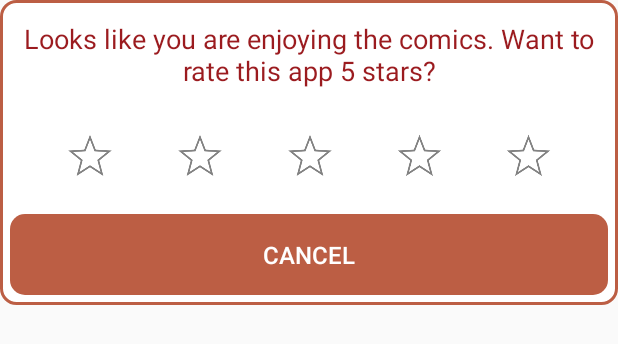
After one commit to hemendra-sharma/ComicReader, an Android app: the layout dialog_rating.xml on its own in the app's theme, with its tools: preview values and no code run, on a phone screen of 412 x 824 dp. The commit adds this screen. Shown: the top 344 px of the screen. Run offline under Robolectric (Android 15) with nearby library versions, the phone set to English and light mode, and no system bars.

Commit message:
Ratings dialog and sharing button.

```diff
--- a/app/build.gradle
+++ b/app/build.gradle
@@ -7,8 +7,8 @@ android {
         applicationId "com.hemendra.comicreader"
         minSdkVersion 23
         targetSdkVersion 28
-        versionCode 14
-        versionName "1.14"
+        versionCode 15
+        versionName "1.15"
         testInstrumentationRunner "android.support.test.runner.AndroidJUnitRunner"
     }
     buildTypes {
--- /dev/null
+++ b/app/src/main/res/drawable/ic_share_black_24dp.xml
@@ -0,0 +1,5 @@
+<vector android:height="24dp" android:tint="#FFFFFF"
+    android:viewportHeight="24.0" android:viewportWidth="24.0"
+    android:width="24dp" xmlns:android="http://schemas.android.com/apk/res/android">
+    <path android:fillColor="#FF000000" android:pathData="M18,16.08c-0.76,0 -1.44,0.3 -1.96,0.77L8.91,12.7c0.05,-0.23 0.09,-0.46 0.09,-0.7s-0.04,-0.47 -0.09,-0.7l7.05,-4.11c0.54,0.5 1.25,0.81 2.04,0.81 1.66,0 3,-1.34 3,-3s-1.34,-3 -3,-3 -3,1.34 -3,3c0,0.24 0.04,0.47 0.09,0.7L8.04,9.81C7.5,9.31 6.79,9 6,9c-1.66,0 -3,1.34 -3,3s1.34,3 3,3c0.79,0 1.5,-0.31 2.04,-0.81l7.12,4.16c-0.05,0.21 -0.08,0.43 -0.08,0.65 0,1.61 1.31,2.92 2.92,2.92 1.61,0 2.92,-1.31 2.92,-2.92s-1.31,-2.92 -2.92,-2.92z"/>
+</vector>
--- /dev/null
+++ b/app/src/main/res/layout/dialog_rating.xml
@@ -0,0 +1,108 @@
+<?xml version="1.0" encoding="utf-8"?>
+<RelativeLayout
+    xmlns:android="http://schemas.android.com/apk/res/android"
+    android:id="@+id/mainRL"
+    android:layout_width="match_parent"
+    android:layout_height="wrap_content"
+    android:background="@drawable/bordered_rectangle_primary_color"
+    android:padding="3dp"
+    style="?android:attr/buttonBarStyle">
+
+    <TextView
+        android:id="@+id/tvTitle"
+        android:layout_width="match_parent"
+        android:layout_height="wrap_content"
+        android:text="@string/rating_dialog_msg"
+        android:gravity="center"
+        android:textSize="@dimen/textSize18"
+        android:padding="10dp"
+        android:textColor="@color/textColor"/>
+
+    <LinearLayout
+        android:id="@+id/llStars"
+        android:layout_width="match_parent"
+        android:layout_height="wrap_content"
+        android:orientation="horizontal"
+        android:layout_below="@+id/tvTitle"
+        android:padding="20dp">
+
+        <ImageView
+            android:id="@+id/ivStar1"
+            android:layout_width="match_parent"
+            android:layout_height="30dp"
+            android:layout_weight="1"
+            android:src="@drawable/star_off"
+            android:scaleType="fitCenter"
+            android:contentDescription="@string/star"
+            android:clickable="true"
+            android:focusableInTouchMode="true"
+            android:focusable="true"
+            android:tag="1"/>
+
+        <ImageView
+            android:id="@+id/ivStar2"
+            android:layout_width="match_parent"
+            android:layout_height="30dp"
+            android:layout_weight="1"
+            android:src="@drawable/star_off"
+            android:scaleType="fitCenter"
+            android:contentDescription="@string/star"
+            android:clickable="true"
+            android:focusableInTouchMode="true"
+            android:focusable="true"
+            android:tag="2"/>
+
+        <ImageView
+            android:id="@+id/ivStar3"
+            android:layout_width="match_parent"
+            android:layout_height="30dp"
+            android:layout_weight="1"
+            android:src="@drawable/star_off"
+            android:scaleType="fitCenter"
+            android:contentDescription="@string/star"
+            android:clickable="true"
+            android:focusableInTouchMode="true"
+            android:focusable="true"
+            android:tag="3"/>
+
+        <ImageView
+            android:id="@+id/ivStar4"
+            android:layout_width="match_parent"
+            android:layout_height="30dp"
+            android:layout_weight="1"
+            android:src="@drawable/star_off"
+            android:scaleType="fitCenter"
+            android:contentDescription="@string/star"
+            android:clickable="true"
+            android:focusableInTouchMode="true"
+            android:focusable="true"
+            android:tag="4"/>
+
+        <ImageView
+            android:id="@+id/ivStar5"
+            android:layout_width="match_parent"
+            android:layout_height="30dp"
+            android:layout_weight="1"
+            android:src="@drawable/star_off"
+            android:scaleType="fitCenter"
+            android:contentDescription="@string/star"
+            android:clickable="true"
+            android:focusableInTouchMode="true"
+            android:focusable="true"
+            android:tag="5"/>
+
+    </LinearLayout>
+
+    <Button
+        android:id="@+id/btnCancel"
+        android:layout_width="match_parent"
+        android:layout_height="wrap_content"
+        android:layout_below="@+id/llStars"
+        android:layout_margin="3dp"
+        android:textColor="@color/textColorInverse"
+        android:textSize="@dimen/textSize16"
+        android:background="@drawable/btn_selector_orange"
+        android:text="@string/cancel"
+        style="?android:attr/buttonBarButtonStyle"/>
+
+</RelativeLayout>
--- a/app/src/main/res/menu/main.xml
+++ b/app/src/main/res/menu/main.xml
@@ -7,4 +7,8 @@
           appcompat:actionViewClass="android.support.v7.widget.SearchView"
           appcompat:showAsAction="always" />
 
+    <item android:id="@+id/action_share"
+          android:title="@string/share"
+          android:icon="@drawable/ic_share_black_24dp"
+          appcompat:showAsAction="ifRoom" />
 </menu>
--- a/app/src/main/res/values/strings.xml
+++ b/app/src/main/res/values/strings.xml
@@ -1,4 +1,6 @@
-<resources>
+<resources xmlns:tools="http://schemas.android.com/tools"
+           tools:ignore="MissingTranslation">
+
     <string name="app_name">Comic Reader</string>
     <string name="permission_request_from_app_settings">The app requires permission to save temporary cached data. Please go to application settings and allow all permissions.</string>
     <string name="ok">OK</string>
@@ -68,6 +70,9 @@
     <string name="reader_tutorial_2">Single Tap to Zoom Out</string>
     <string name="reader_tutorial_3">Swipe Left or Right to Flip Pages</string>
     <string name="details">Details</string>
+    <string name="share">Share</string>
+    <string name="star">Star</string>
+    <string name="rating_dialog_msg">Looks like you are enjoying the comics. Want to rate this app 5 stars?</string>
 
     <string-array name="sorting_options">
         <item>@string/popularity</item>
```
Also changed, not shown: app/src/main/java/com/hemendra/comicreader/view/ComicsListActivity.java (+23 -0 lines), app/src/main/java/com/hemendra/comicreader/view/RatingDialog.java (added, +137 -0 lines), app/src/main/java/com/hemendra/comicreader/view/reader/ComicReaderFragment.java (+27 -0 lines), 1 other file.
